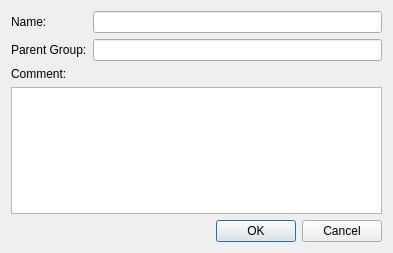
Above: source/console/computer_group_dialog.ui from dchapyshev/aspia before the change. Below: the same form after it.
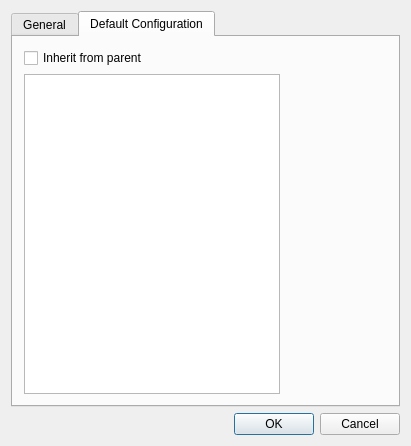
That is the form after the change. The open tabs and pages were chosen to show the change.

Commit message: Added UI for default config.

The edit to the form file:
```diff
--- a/source/console/computer_group_dialog.ui
+++ b/source/console/computer_group_dialog.ui
@@ -9,13 +9,23 @@
    <rect>
     <x>0</x>
     <y>0</y>
-    <width>393</width>
-    <height>253</height>
+    <width>411</width>
+    <height>446</height>
    </rect>
   </property>
   <property name="windowTitle">
    <string>Computer Group Properties</string>
   </property>
+  <layout class="QVBoxLayout" name="verticalLayout_5">
+   <item>
+    <widget class="QTabWidget" name="tabWidget">
+     <property name="currentIndex">
+      <number>0</number>
+     </property>
+     <widget class="QWidget" name="tab_general">
+      <attribute name="title">
+       <string>General</string>
+      </attribute>
   <layout class="QVBoxLayout" name="verticalLayout_4">
    <item>
     <layout class="QHBoxLayout" name="horizontalLayout">
@@ -73,6 +83,75 @@
       <widget class="QPlainTextEdit" name="edit_comment"/>
      </item>
     </layout>
+       </item>
+      </layout>
+     </widget>
+     <widget class="QWidget" name="tab_config">
+      <attribute name="title">
+       <string>Default Configuration</string>
+      </attribute>
+      <layout class="QVBoxLayout" name="verticalLayout_6">
+       <item>
+        <widget class="QCheckBox" name="checkbox_inherit_config">
+         <property name="text">
+          <string>Inherit from parent</string>
+         </property>
+        </widget>
+       </item>
+       <item>
+        <widget class="QSplitter" name="splitter">
+         <property name="styleSheet">
+          <string notr="true">QSplitter::handle {
+background-color: transparent;
+}</string>
+         </property>
+         <property name="orientation">
+          <enum>Qt::Horizontal</enum>
+         </property>
+         <property name="childrenCollapsible">
+          <bool>false</bool>
+         </property>
+         <widget class="QTreeWidget" name="tree_category">
+          <property name="sizePolicy">
+           <sizepolicy hsizetype="Expanding" vsizetype="Expanding">
+            <horstretch>0</horstretch>
+            <verstretch>0</verstretch>
+           </sizepolicy>
+          </property>
+          <property name="showDropIndicator" stdset="0">
+           <bool>false</bool>
+          </property>
+          <property name="selectionBehavior">
+           <enum>QAbstractItemView::SelectItems</enum>
+          </property>
+          <property name="rootIsDecorated">
+           <bool>false</bool>
+          </property>
+          <property name="expandsOnDoubleClick">
+           <bool>false</bool>
+          </property>
+          <attribute name="headerVisible">
+           <bool>false</bool>
+          </attribute>
+          <column>
+           <property name="text">
+            <string notr="true"/>
+           </property>
+          </column>
+         </widget>
+         <widget class="QWidget" name="widget" native="true">
+          <property name="sizePolicy">
+           <sizepolicy hsizetype="Preferred" vsizetype="Preferred">
+            <horstretch>1</horstretch>
+            <verstretch>0</verstretch>
+           </sizepolicy>
+          </property>
+         </widget>
+        </widget>
+       </item>
+      </layout>
+     </widget>
+    </widget>
    </item>
    <item>
     <widget class="QDialogButtonBox" name="button_box">
```
Lines whose indentation alone changed are shown as unchanged. The commit also changes 40 other files.
